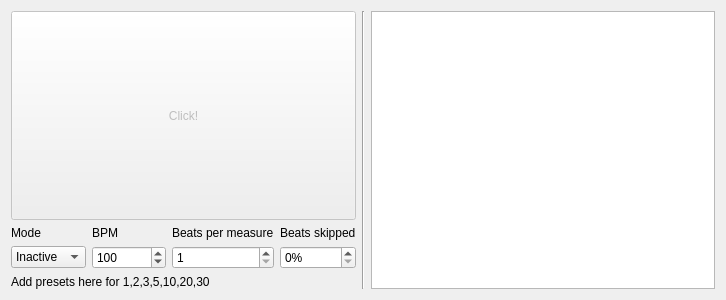
Qt form guitartools/metronome.ui (ispielman/guitartools) before a commit.
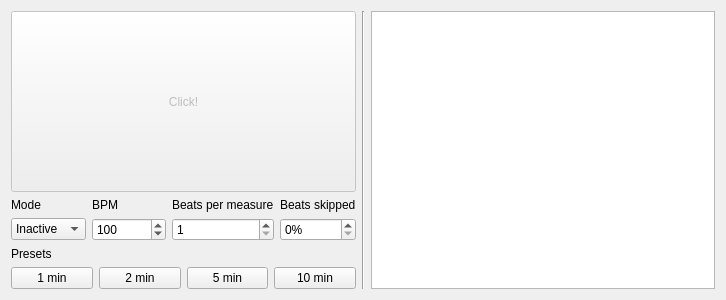
The same form after that commit. Custom widgets are drawn as their Qt base class.

Commit message: UI elements in place for metronome presets.

Diff of the .ui file:
```diff
--- a/guitartools/metronome.ui
+++ b/guitartools/metronome.ui
@@ -142,10 +142,42 @@
      <item>
       <widget class="QLabel" name="label_4">
        <property name="text">
-        <string>Add presets here for 1,2,3,5,10,20,30</string>
+        <string>Presets</string>
        </property>
       </widget>
      </item>
+     <item>
+      <layout class="QHBoxLayout" name="presetsLayout">
+       <item>
+        <widget class="QPushButton" name="pushButton_Preset_1">
+         <property name="text">
+          <string>1 min</string>
+         </property>
+        </widget>
+       </item>
+       <item>
+        <widget class="QPushButton" name="pushButton_Preset_2">
+         <property name="text">
+          <string>2 min</string>
+         </property>
+        </widget>
+       </item>
+       <item>
+        <widget class="QPushButton" name="pushButton_Preset_5">
+         <property name="text">
+          <string>5 min</string>
+         </property>
+        </widget>
+       </item>
+       <item>
+        <widget class="QPushButton" name="pushButton_Preset_10">
+         <property name="text">
+          <string>10 min</string>
+         </property>
+        </widget>
+       </item>
+      </layout>
+     </item>
     </layout>
    </item>
    <item>
```
The commit also changes 1 other file.
